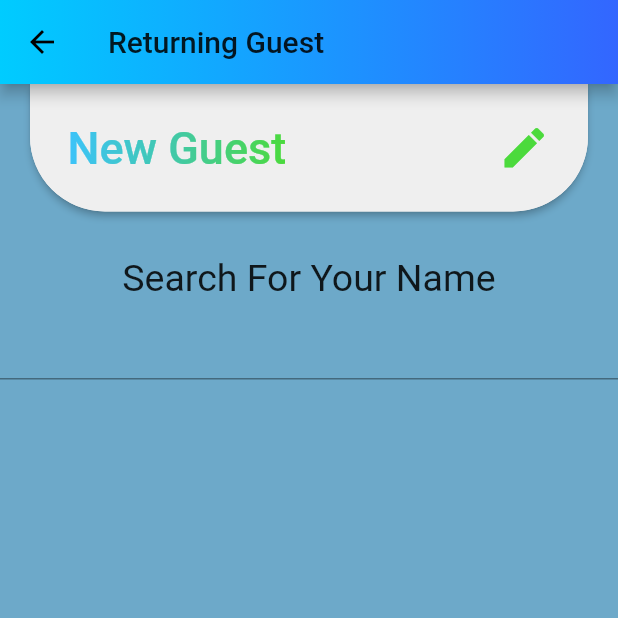
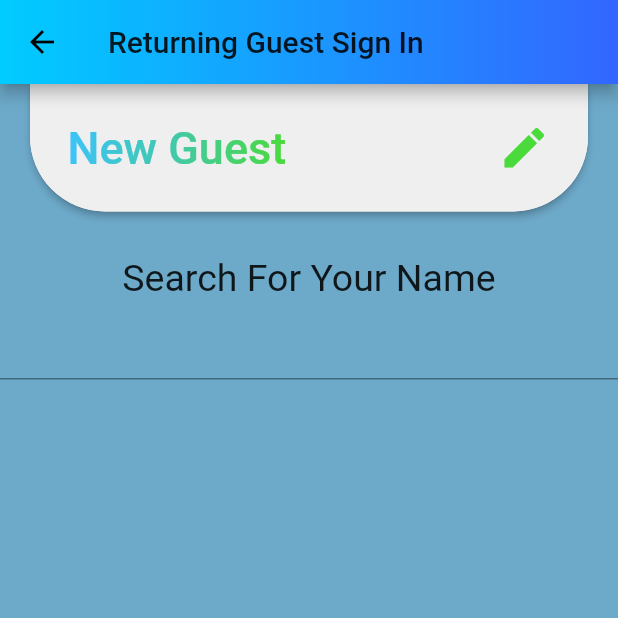
Before and after one commit to andrealswa/epicentrelogin, a Flutter app: the screen it shows after launch, after a tap on "Sign In", on a phone screen of 412 x 824 dp, the top half of it. Run offline on Flutter 3.47's test engine with Material 2 defaults, Android fonts, the phone set to English and light mode, and no system bars; our stand-ins replace cloud_firestore; accounts and stored records are empty.

```diff
--- a/lib/signIn.dart
+++ b/lib/signIn.dart
@@ -52,7 +52,7 @@ class _SignInState extends State<SignIn> {
       child: Scaffold(
         backgroundColor: Color(0x00000000),
         appBar: AppBar(
-          title: Text('Returning Guest'),
+          title: Text('Returning Guest Sign In'),
           flexibleSpace: Container(
             decoration: new BoxDecoration(
               gradient: new LinearGradient(
@@ -184,7 +184,7 @@ Widget _buildListItem(BuildContext context, DocumentSnapshot data) {
               size: 35.0,
               semanticLabel: 'Text to announce in accessibility modes',
             ),
-            Text("Sign In"),
+            Text("Tap to Sign In"),
             SizedBox(width: 20), // give it width
             Text(record.name),
           ],
--- a/lib/signIn.newUser.dart
+++ b/lib/signIn.newUser.dart
@@ -245,7 +245,7 @@ class _newUserState extends State<newUser> {
                               globalKey.currentState.showSnackBar(snackBar);
                             }
                           },
-                          child: Text('Tap to Sign In'),
+                          child: Text('Sign In'),
                         ),
                       ),
 
--- a/lib/signOut.dart
+++ b/lib/signOut.dart
@@ -28,7 +28,7 @@ class _SignOutState extends State<SignOut> {
       child: Scaffold(
         backgroundColor: Color(0x00000000),
         appBar: AppBar(
-          title: Text('Sign Out'),
+          title: Text('Guest Sign Out'),
           flexibleSpace: Container(
             decoration: new BoxDecoration(
               gradient: new LinearGradient(
```
